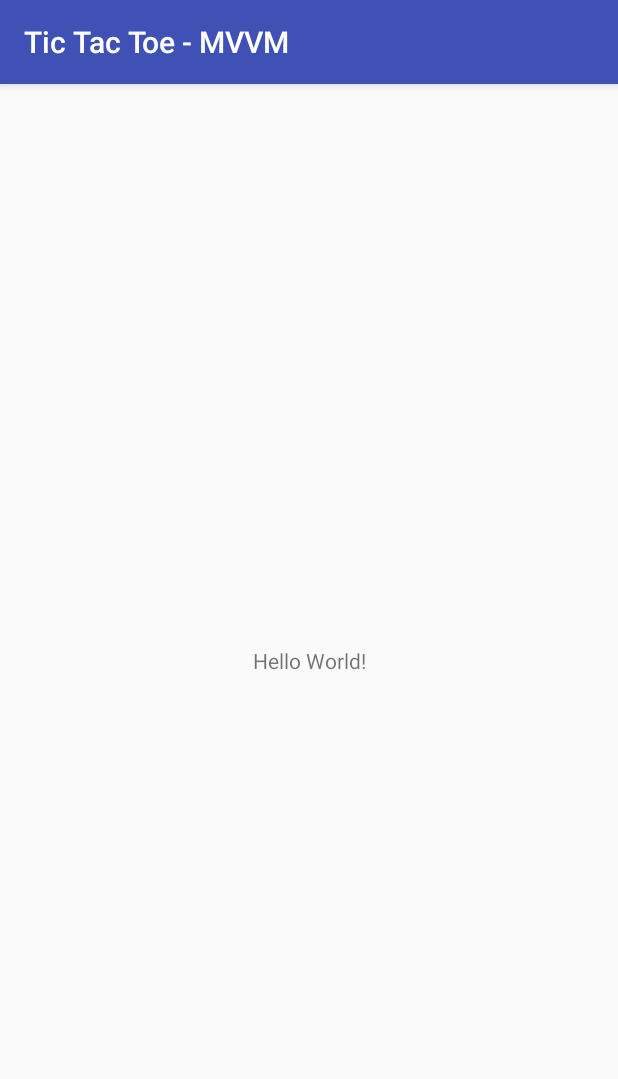
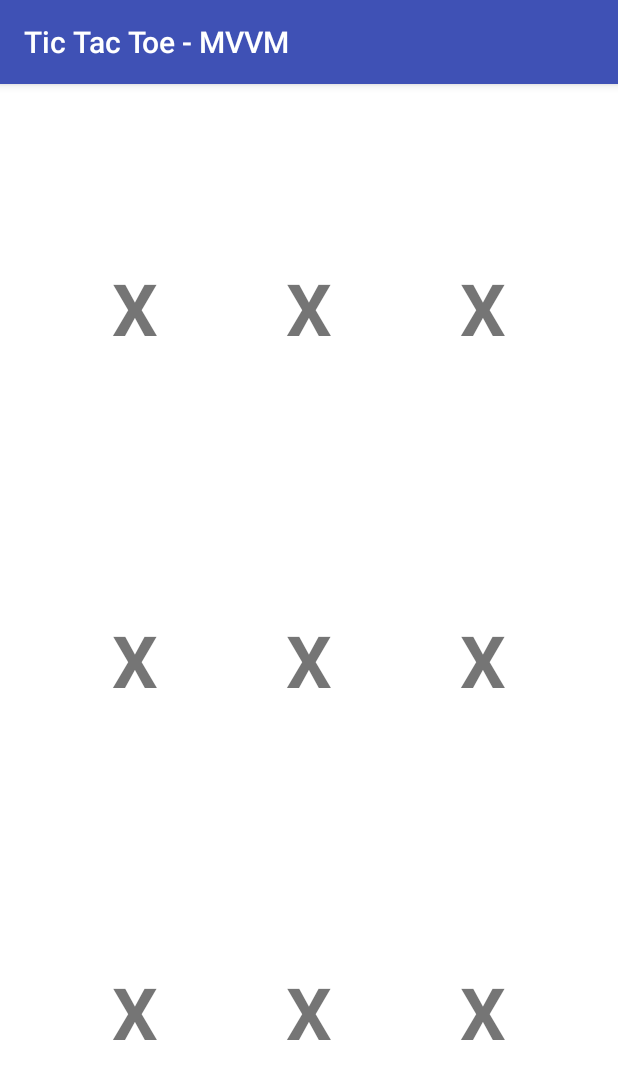
Before and after one commit to rohan20/tic-tac-toe-mvvm, an Android app: the screen it shows after launch (MainActivity), on a phone screen of 412 x 824 dp. Shown: the top 1079 px of the screen. Run offline under Robolectric (Android 15) with nearby library versions, the phone set to English and light mode, and no system bars; our stand-ins replace data binding.

Commit message:
added basic tic tac toe grid layout

```diff
--- a/app/src/main/res/layout/activity_main.xml
+++ b/app/src/main/res/layout/activity_main.xml
@@ -10,19 +10,129 @@
             type="com.rohantaneja.tictactoe_mvvm.viewmodel.GameViewModel" />
     </data>
 
-    <android.support.constraint.ConstraintLayout
+    <GridLayout
         android:layout_width="match_parent"
         android:layout_height="match_parent"
+        android:background="@android:color/white"
+        android:padding="32dp"
         tools:context="com.rohantaneja.tictactoe_mvvm.view.MainActivity">
 
         <TextView
+            android:id="@+id/cell_00"
             android:layout_width="wrap_content"
             android:layout_height="wrap_content"
-            android:text="Hello World!"
-            app:layout_constraintBottom_toBottomOf="parent"
-            app:layout_constraintLeft_toLeftOf="parent"
-            app:layout_constraintRight_toRightOf="parent"
-            app:layout_constraintTop_toTopOf="parent" />
+            android:layout_column="1"
+            android:layout_columnWeight="1"
+            android:layout_row="1"
+            android:layout_rowWeight="1"
+            android:gravity="center"
+            android:text="X"
+            android:textSize="48sp"
+            android:textStyle="bold" />
 
-    </android.support.constraint.ConstraintLayout>
+        <TextView
+            android:id="@+id/cell_01"
+            android:layout_width="wrap_content"
+            android:layout_height="wrap_content"
+            android:layout_column="2"
+            android:layout_columnWeight="1"
+            android:layout_row="1"
+            android:layout_rowWeight="1"
+            android:gravity="center"
+            android:text="X"
+            android:textSize="48sp"
+            android:textStyle="bold" />
+
+        <TextView
+            android:id="@+id/cell_02"
+            android:layout_width="wrap_content"
+            android:layout_height="wrap_content"
+            android:layout_column="3"
+            android:layout_columnWeight="1"
+            android:layout_row="1"
+            android:layout_rowWeight="1"
+            android:gravity="center"
+            android:text="X"
+            android:textSize="48sp"
+            android:textStyle="bold" />
+
+        <TextView
+            android:id="@+id/cell_10"
+            android:layout_width="wrap_content"
+            android:layout_height="wrap_content"
+            android:layout_column="1"
+            android:layout_columnWeight="1"
+            android:layout_row="2"
+            android:layout_rowWeight="1"
+            android:gravity="center"
+            android:text="X"
+            android:textSize="48sp"
+            android:textStyle="bold" />
+
+        <TextView
+            android:id="@+id/cell_11"
+            android:layout_width="wrap_content"
+            android:layout_height="wrap_content"
+            android:layout_column="2"
+            android:layout_columnWeight="1"
+            android:layout_row="2"
+            android:layout_rowWeight="1"
+            android:gravity="center"
+            android:text="X"
+            android:textSize="48sp"
+            android:textStyle="bold" />
+
+        <TextView
+            android:id="@+id/cell_12"
+            android:layout_width="wrap_content"
+            android:layout_height="wrap_content"
+            android:layout_column="3"
+            android:layout_columnWeight="1"
+            android:layout_row="2"
+            android:layout_rowWeight="1"
+            android:gravity="center"
+            android:text="X"
+            android:textSize="48sp"
+            android:textStyle="bold" />
+
+        <TextView
+            android:id="@+id/cell_20"
+            android:layout_width="wrap_content"
+            android:layout_height="wrap_content"
+            android:layout_column="1"
+            android:layout_columnWeight="1"
+            android:layout_row="3"
+            android:layout_rowWeight="1"
+            android:gravity="center"
+            android:text="X"
+            android:textSize="48sp"
+            android:textStyle="bold" />
+
+        <TextView
+            android:id="@+id/cell_21"
+            android:layout_width="wrap_content"
+            android:layout_height="wrap_content"
+            android:layout_column="2"
+            android:layout_columnWeight="1"
+            android:layout_row="3"
+            android:layout_rowWeight="1"
+            android:gravity="center"
+            android:text="X"
+            android:textSize="48sp"
+            android:textStyle="bold" />
+
+        <TextView
+            android:id="@+id/cell_22"
+            android:layout_width="wrap_content"
+            android:layout_height="wrap_content"
+            android:layout_column="3"
+            android:layout_columnWeight="1"
+            android:layout_row="3"
+            android:layout_rowWeight="1"
+            android:gravity="center"
+            android:text="X"
+            android:textSize="48sp"
+            android:textStyle="bold" />
+
+    </GridLayout>
 </layout>
```
